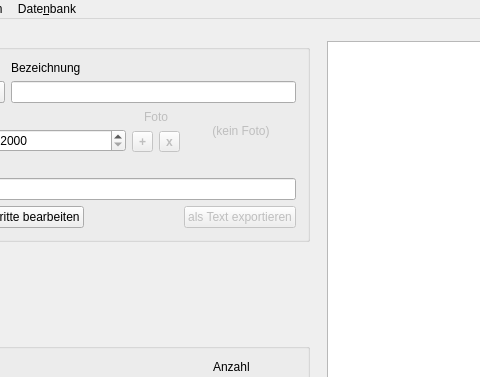
Qt form tailors_assistant/mainwindow.ui (flauschzelle/tailors-assistant) before a commit; both pictures show x 233 to 713 and y 0 to 377 of the 1092 by 668 pixel window.
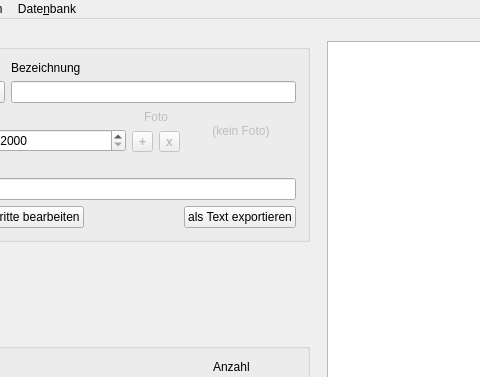
The same form after that commit.

Commit message: The export button now opens a dialog to choose the path and when confirmed, a text file (with dummy text) is created in the chosen path.

```diff
--- a/tailors_assistant/mainwindow.ui
+++ b/tailors_assistant/mainwindow.ui
@@ -326,7 +326,7 @@
              <item>
               <widget class="QPushButton" name="exportPiecePushButton">
                <property name="enabled">
-                <bool>false</bool>
+                <bool>true</bool>
                </property>
                <property name="font">
                 <font>
```
The commit also changes 4 other files.
